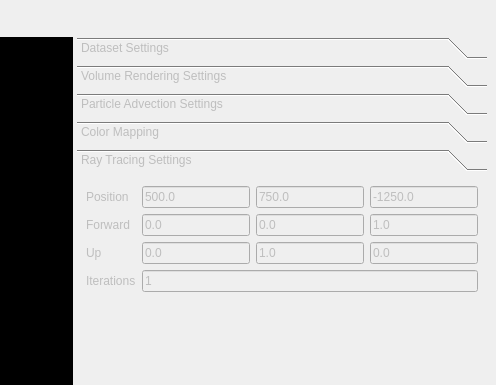
First picture: the form in pars_viewer/include/pars_viewer/viewer.ui, repository acdemiralp/pars, before the edit; both pictures show x 870 to 1366 and y 0 to 385 of the 1366 by 768 pixel window.
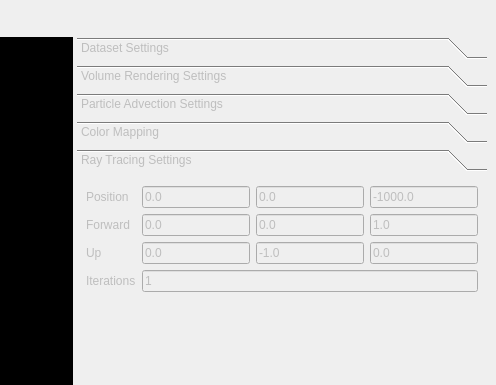
Second picture: the form after the edit. The open tabs and pages were chosen to show the change.

The edit to the form file:
```diff
--- a/pars_viewer/include/pars_viewer/viewer.ui
+++ b/pars_viewer/include/pars_viewer/viewer.ui
@@ -168,7 +168,7 @@
        </property>
       </widget>
       <widget class="QWidget" name="layoutWidget">
-       <layout class="QVBoxLayout" name="layout_right">
+       <layout class="QVBoxLayout" name="layout_right" stretch="1,0,0">
         <property name="spacing">
          <number>0</number>
         </property>
@@ -178,7 +178,7 @@
            <bool>false</bool>
           </property>
           <property name="sizePolicy">
-           <sizepolicy hsizetype="Minimum" vsizetype="Preferred">
+           <sizepolicy hsizetype="Preferred" vsizetype="Preferred">
             <horstretch>1</horstretch>
             <verstretch>0</verstretch>
            </sizepolicy>
@@ -670,7 +670,7 @@
                </sizepolicy>
               </property>
               <property name="text">
-               <string>500.0</string>
+               <string>0.0</string>
               </property>
              </widget>
             </item>
@@ -703,7 +703,7 @@
                </sizepolicy>
               </property>
               <property name="text">
-               <string>750.0</string>
+               <string>0.0</string>
               </property>
              </widget>
             </item>
@@ -769,7 +769,7 @@
                </sizepolicy>
               </property>
               <property name="text">
-               <string>1.0</string>
+               <string>-1.0</string>
               </property>
              </widget>
             </item>
@@ -782,7 +782,7 @@
                </sizepolicy>
               </property>
               <property name="text">
-               <string>-1250.0</string>
+               <string>-1000.0</string>
               </property>
              </widget>
             </item>
```
Left out of the diff: 16 changed lines with no effect on the pictures.
